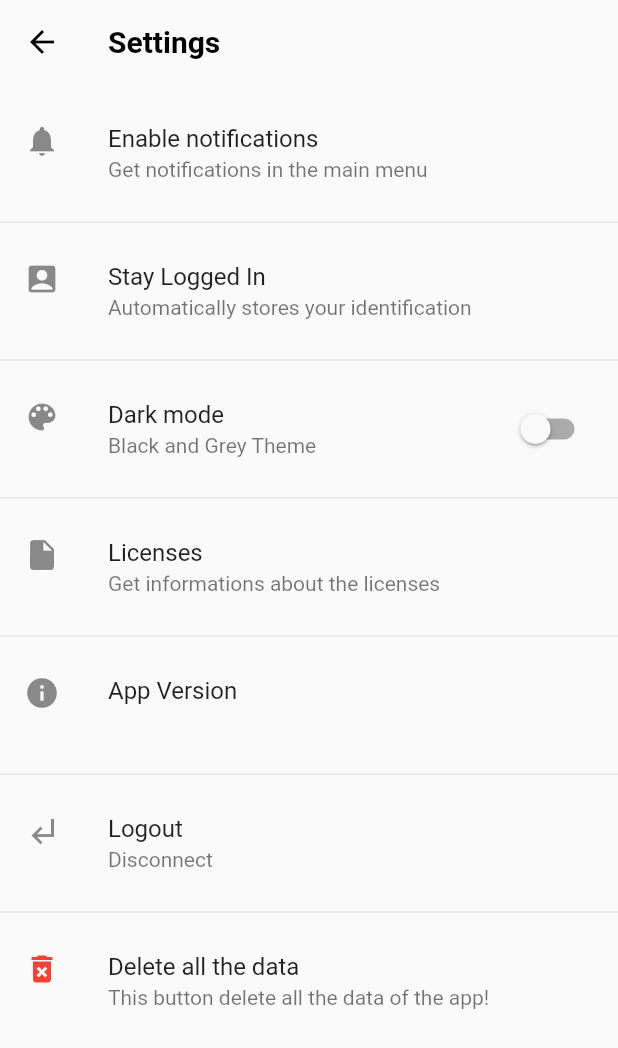
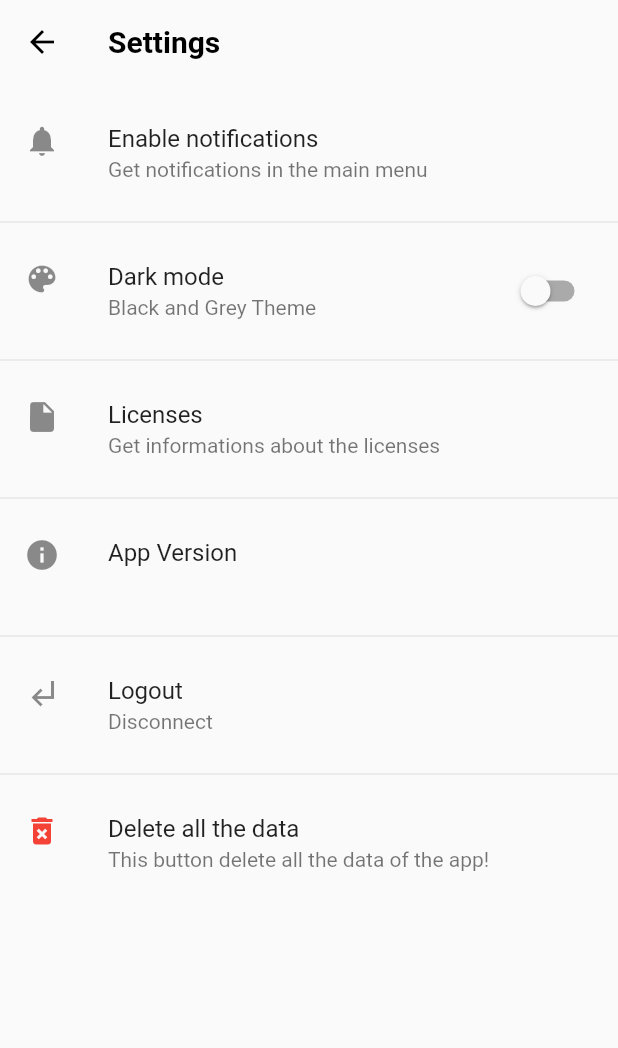
Before and after one commit to pterodactyl-app/Pterodactyl-app, a Flutter app: the SettingsList screen opened by its route, on a phone screen of 412 x 824 dp. Shown: the top 1048 px of the screen. Run offline on Flutter 3.47's test engine with Material 2 defaults, Android fonts, the phone set to English and light mode, and no system bars; our stand-ins replace dynamic_theme, shared_preferences; missing offline and left inert: flutter_sparkline, get_version; accounts and stored records are empty.

Commit message:
Update settings.dart

```diff
--- a/lib/settings.dart
+++ b/lib/settings.dart
@@ -112,24 +112,6 @@ class SettingsListPageState extends State<SettingsList> {
             ),
             ListTile(
               leading: Icon(
-                Icons.account_box,
-              ),
-              title: Text(
-                DemoLocalizations.of(context).trans('stay_logged_in'),
-              ),
-              subtitle: Text(
-                DemoLocalizations.of(context).trans('stay_logged_in_sub'),
-              ),
-              //trailing: Switch(
-              //onChanged: handelTheme,
-              //value: globals.isDarkTheme,
-              //),
-            ),
-            Divider(
-              height: 20.0,
-            ),
-            ListTile(
-              leading: Icon(
                 Icons.color_lens,
               ),
               title: Text(
```
